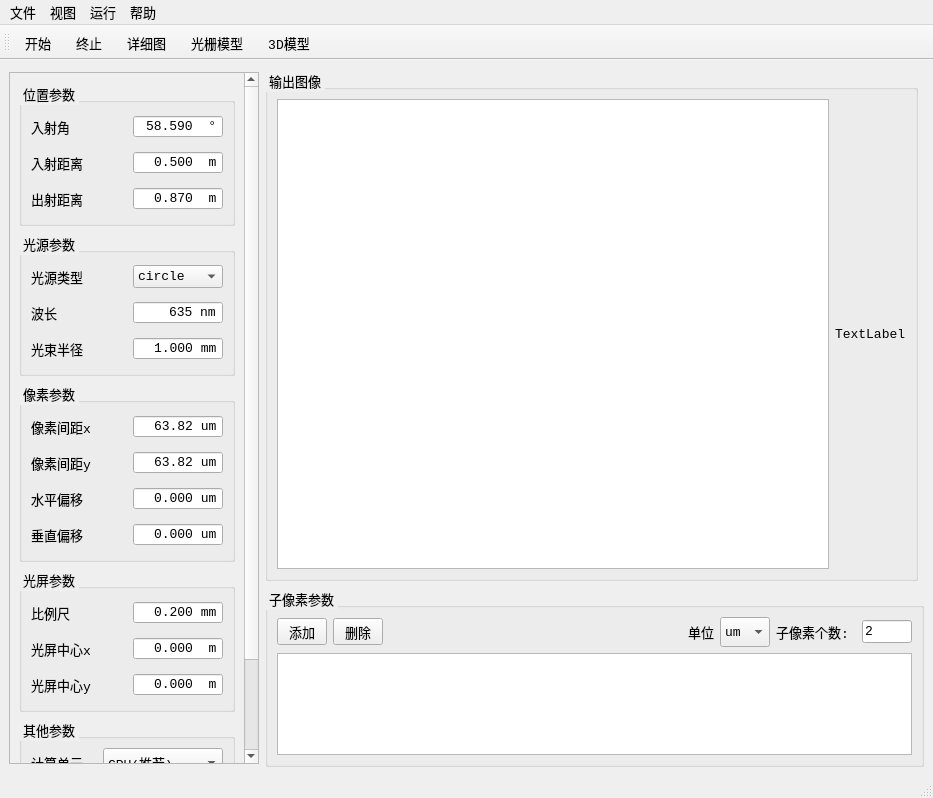
Qt form mainwindow.ui (Jupiter2143/QtDiffractionSimulator) before a commit.
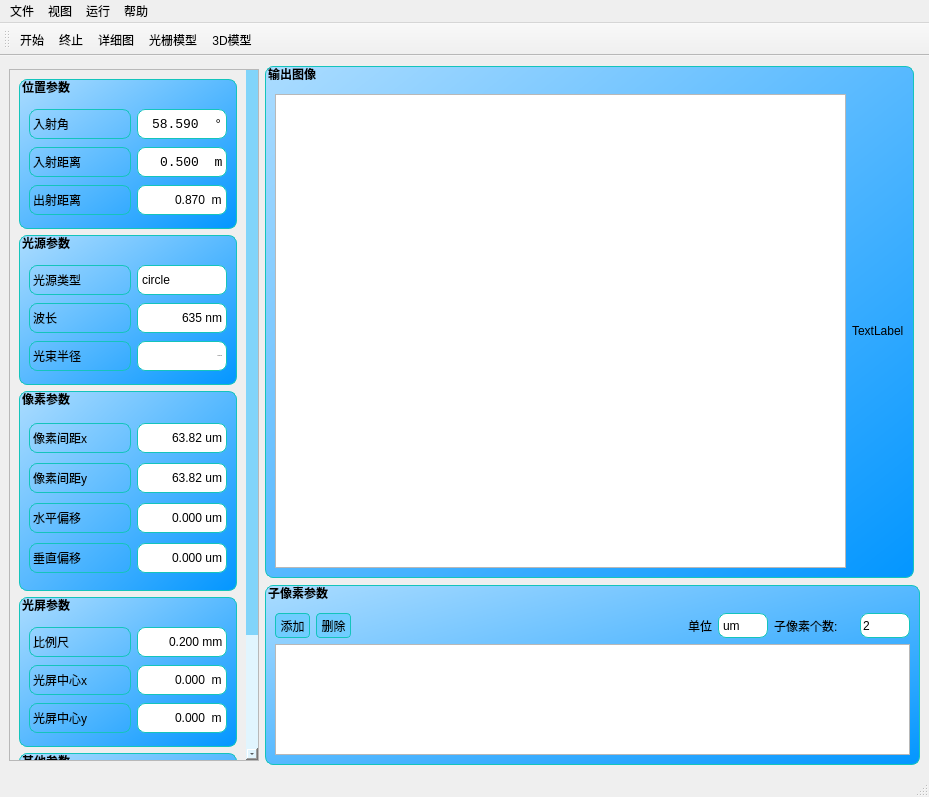
The same form after that commit. Icons and pictures are not drawn. Custom widgets are drawn as their Qt base class.

What changed in the file:
```diff
--- a/mainwindow.ui
+++ b/mainwindow.ui
@@ -6,8 +6,8 @@
    <rect>
     <x>0</x>
     <y>0</y>
-    <width>933</width>
-    <height>795</height>
+    <width>929</width>
+    <height>797</height>
    </rect>
   </property>
   <property name="windowTitle">
@@ -18,8 +18,38 @@
     <normaloff>:/res/sourceDir/laser.png</normaloff>:/res/sourceDir/laser.png</iconset>
   </property>
   <property name="styleSheet">
-   <string notr="true">font-family: Consolas;
-font-size: 13px;</string>
+   <string notr="true">
+QMainWindow {
+    background-color: #E3F2FD; /* 浅蓝色背景 */
+}
+
+QStatusBar {
+    background-color: #2196F3; /* 深蓝色背景 */
+}
+
+QToolBar {
+    background-color: #BBDEFB; /* 中蓝色背景 */
+}
+
+QMenuBar {
+    background-color: #90CAF9; /* 浅中蓝色背景 */
+}
+
+QMenuBar::item {
+    background-color: #90CAF9; /* 浅中蓝色背景 */
+}
+
+QMenuBar::item:selected {
+    background-color: #64B5F6; /* 鼠标悬停时的蓝色背景 */
+}
+
+QMenuBar::item:pressed {
+    background-color: #2196F3; /* 菜单项被选中时的蓝色背景 */
+}
+
+font-family: Consolas;
+font-size: 13px;
+</string>
   </property>
   <widget class="QWidget" name="centralwidget">
    <layout class="QGridLayout" name="gridLayout_2">
@@ -37,15 +67,87 @@
         <height>512</height>
        </size>
       </property>
+      <property name="styleSheet">
+       <string notr="true">QScrollBar:vertical {
+    background-color: #E1F5FE; /* 淡蓝色背景 */
+    width: 12px;
+    margin: 0px 0px 0px 0px;
+}
+
+QScrollBar::handle:vertical {
+    background-color: #81D4FA; /* 淡蓝色滑块 */
+    min-height: 20px;
+}
+
+QScrollBar::handle:vertical:pressed {
+    background-color: #42A5F5; /* 较深的淡蓝色滑块 */
+}
+
+QScrollBar:horizontal {
+    background-color: #E1F5FE; /* 淡蓝色背景 */
+    height: 12px;
+    margin: 0px 0px 0px 0px;
+}
+
+QScrollBar::handle:horizontal {
+    background-color: #81D4FA; /* 淡蓝色滑块 */
+    min-width: 20px;
+}
+
+QScrollBar::handle:horizontal:pressed {
+    background-color: #42A5F5; /* 较深的淡蓝色滑块 */
+}
+
+
+QGroupBox { 
+border: 1px solid rgb(20,196,188); 
+border-radius: 8px;
+padding-top: 18px;
+background-color:qlineargradient(x1:0, y1:0, x2:1, y2:1, stop:0 #ABDCFF, stop:1#0396FF);
+font:bold;
+}
+
+QGroupBox::title
+{
+	subcontrol-origin: padding;
+	subcontrol-position:top left;
+	background-color: transparent;
+}</string>
+      </property>
       <property name="title">
        <string>输出图像</string>
       </property>
       <layout class="QHBoxLayout" name="horizontalLayout_19">
        <item>
-        <widget class="MyGraphicsView" name="graphicsView"/>
+        <widget class="MyGraphicsView" name="graphicsView">
+         <property name="minimumSize">
+          <size>
+           <width>0</width>
+           <height>0</height>
+          </size>
+         </property>
+         <property name="maximumSize">
+          <size>
+           <width>16777215</width>
+           <height>512</height>
+          </size>
+         </property>
+        </widget>
        </item>
        <item>
         <widget class="QLabel" name="jetMapLabel">
+         <property name="minimumSize">
+          <size>
+           <width>0</width>
+           <height>0</height>
+          </size>
+         </property>
+         <property name="maximumSize">
+          <size>
+           <width>16777215</width>
+           <height>512</height>
+          </size>
+         </property>
          <property name="text">
           <string>TextLabel</string>
          </property>
@@ -69,75 +171,235 @@
        </size>
       </property>
       <property name="styleSheet">
-       <string notr="true"/>
+       <string notr="true">QGroupBox { 
+border: 1px solid rgb(20,196,188); 
+border-radius: 8px;
+padding-top: 18px;
+background-color:qlineargradient(x1:0, y1:0, x2:1, y2:1, stop:0 #ABDCFF, stop:1#0396FF);
+font:bold;
+}
+
+QGroupBox::title
+{
+	subcontrol-origin: padding;
+	subcontrol-position:top left;
+	background-color: transparent;
+}
+
+QLineEdit{
+border: 1px solid rgb(20,196,188); 
+border-radius: 8px;
+}
+
+QAbstractSpinBox
+{
+border: 1px solid rgb(20,196,188); 
+border-radius: 8px;
+}
+
+QComboBox {
+    border: 1px solid rgb(20,196,188); 
+	border-radius: 8px;
+}
+
+QComboBox::drop-down {
+	background:transparent;
+}
+
+QToolButton
+{border: 1px solid rgb(20,196,188); 
+border-radius: 4px;
+background-color:rgb(112, 205, 255)
+}
+
+QAbstractSpinBox
+{
+border: 1px solid rgb(20,196,188); 
+border-radius: 8px;
+}
+
+QAbstractSpinBox::up-button,
+QAbstractSpinBox::down-button {
+    background: transparent;
+    border: none;
+}
+</string>
       </property>
       <property name="title">
        <string>子像素参数</string>
       </property>
-      <layout class="QGridLayout" name="gridLayout">
-       <item row="0" column="2">
-        <spacer name="horizontalSpacer">
-         <property name="orientation">
-          <enum>Qt::Horizontal</enum>
-         </property>
-         <property name="sizeHint" stdset="0">
-          <size>
-           <width>208</width>
-           <height>20</height>
-          </size>
-         </property>
-        </spacer>
-       </item>
-       <item row="0" column="4">
-        <layout class="QHBoxLayout" name="horizontalLayout_4">
+      <layout class="QVBoxLayout" name="verticalLayout_8">
+       <item>
+        <layout class="QHBoxLayout" name="horizontalLayout_15">
          <item>
-          <widget class="QLabel" name="subpixelsLabel">
+          <widget class="QToolButton" name="btnAdd">
            <property name="minimumSize">
             <size>
              <width>0</width>
-             <height>30</height>
-            </size>
-           </property>
-           <property name="maximumSize">
-            <size>
-             <width>80</width>
-             <height>16777215</height>
-            </size>
-           </property>
-           <property name="text">
-            <string>子像素个数:</string>
-           </property>
-          </widget>
-         </item>
-         <item>
-          <widget class="QLineEdit" name="lineEdit">
-           <property name="maximumSize">
-            <size>
-             <width>50</width>
-             <height>16777215</height>
+             <height>25</height>
             </size>
            </property>
            <property name="styleSheet">
             <string notr="true"/>
            </property>
            <property name="text">
-            <string>2</string>
+            <string>添加</string>
            </property>
-           <property name="readOnly">
-            <bool>true</bool>
+          </widget>
+         </item>
+         <item>
+          <widget class="QToolButton" name="btnDelete">
+           <property name="minimumSize">
+            <size>
+             <width>0</width>
+             <height>25</height>
+            </size>
            </property>
+           <property name="text">
+            <string>删除</string>
+           </property>
           </widget>
          </item>
+         <item>
+          <spacer name="horizontalSpacer">
+           <property name="orientation">
+            <enum>Qt::Horizontal</enum>
+           </property>
+           <property name="sizeHint" stdset="0">
+            <size>
+             <width>208</width>
+             <height>20</height>
+            </size>
+           </property>
+          </spacer>
+         </item>
+         <item>
+          <layout class="QHBoxLayout" name="horizontalLayout_23">
+           <item>
+            <widget class="QLabel" name="unitLabel">
+             <property name="minimumSize">
+              <size>
+               <width>0</width>
+               <height>25</height>
+              </size>
+             </property>
+             <property name="maximumSize">
+              <size>
+               <width>16777215</width>
+               <height>30</height>
+              </size>
+             </property>
+             <property name="text">
+              <string>单位</string>
+             </property>
+            </widget>
+           </item>
+           <item>
+            <widget class="QComboBox" name="unitBox">
+             <property name="minimumSize">
+              <size>
+               <width>50</width>
+               <height>25</height>
+              </size>
+             </property>
+             <property name="maximumSize">
+              <size>
+               <width>30</width>
+               <height>30</height>
+              </size>
+             </property>
+             <property name="styleSheet">
+              <string notr="true"/>
+             </property>
+             <property name="editable">
+              <bool>false</bool>
+             </property>
+             <property name="currentIndex">
+              <number>3</number>
+             </property>
+             <property name="frame">
+              <bool>true</bool>
+             </property>
+             <item>
+              <property name="text">
+               <string>m</string>
+              </property>
+             </item>
+             <item>
+              <property name="text">
+               <string>cm</string>
+              </property>
+             </item>
+             <item>
+              <property name="text">
+               <string>mm</string>
+              </property>
+             </item>
+             <item>
+              <property name="text">
+               <string>um</string>
+              </property>
+             </item>
+             <item>
+              <property name="text">
+               <string>nm</string>
+              </property>
+             </item>
+            </widget>
+           </item>
+          </layout>
+         </item>
+         <item>
+          <layout class="QHBoxLayout" name="horizontalLayout_4">
+           <item>
+            <widget class="QLabel" name="subpixelsLabel">
+             <property name="minimumSize">
+              <size>
+               <width>0</width>
+               <height>25</height>
+              </size>
+             </property>
+             <property name="maximumSize">
+              <size>
+               <width>80</width>
+               <height>16777215</height>
+              </size>
+             </property>
+             <property name="text">
+              <string>子像素个数:</string>
+             </property>
+            </widget>
+           </item>
+           <item>
+            <widget class="QLineEdit" name="lineEdit">
+             <property name="minimumSize">
+              <size>
+               <width>0</width>
+               <height>25</height>
+              </size>
+             </property>
+             <property name="maximumSize">
+              <size>
+               <width>50</width>
+               <height>16777215</height>
+              </size>
+             </property>
+             <property name="styleSheet">
+              <string notr="true"/>
+             </property>
+             <property name="text">
+              <string>2</string>
+             </property>
+             <property name="readOnly">
+              <bool>true</bool>
+             </property>
+            </widget>
+           </item>
+          </layout>
+         </item>
         </layout>
        </item>
-       <item row="0" column="0">
-        <widget class="QToolButton" name="btnAdd">
-         <property name="text">
-          <string>添加</string>
-         </property>
-        </widget>
-       </item>
-       <item row="1" column="0" colspan="5">
+       <item>
         <widget class="QTableView" name="tableView">
          <property name="minimumSize">
           <size>
@@ -145,95 +407,17 @@
            <height>0</height>
           </size>
          </property>
+         <property name="maximumSize">
+          <size>
+           <width>16777215</width>
+           <height>120</height>
+          </size>
+         </property>
          <property name="styleSheet">
           <string notr="true"/>
          </property>
         </widget>
        </item>
-       <item row="0" column="1">
-        <widget class="QToolButton" name="btnDelete">
-         <property name="text">
-          <string>删除</string>
-         </property>
-        </widget>
-       </item>
-       <item row="0" column="3">
-        <layout class="QHBoxLayout" name="horizontalLayout_23">
-         <item>
-          <widget class="QLabel" name="unitLabel">
-           <property name="minimumSize">
-            <size>
-             <width>0</width>
-             <height>30</height>
-            </size>
-           </property>
-           <property name="maximumSize">
-            <size>
-             <width>16777215</width>
-             <height>30</height>
-            </size>
-           </property>
-           <property name="text">
-            <string>单位</string>
-           </property>
-          </widget>
-         </item>
-         <item>
-          <widget class="QComboBox" name="unitBox">
-           <property name="minimumSize">
-            <size>
-             <width>50</width>
-             <height>0</height>
-            </size>
-           </property>
-           <property name="maximumSize">
-            <size>
-             <width>30</width>
-             <height>30</height>
-            </size>
-           </property>
-           <property name="styleSheet">
-            <string notr="true">font-family: Consolas;
- font-size: 13px;</string>
-           </property>
-           <property name="editable">
-            <bool>false</bool>
-           </property>
-           <property name="currentIndex">
-            <number>3</number>
-           </property>
-           <property name="frame">
-            <bool>true</bool>
-           </property>
-           <item>
-            <property name="text">
-             <string>m</string>
-            </property>
-           </item>
-           <item>
-            <property name="text">
-             <string>cm</string>
-            </property>
-           </item>
-           <item>
-            <property name="text">
-             <string>mm</string>
-            </property>
-           </item>
-           <item>
-            <property name="text">
-             <string>um</string>
-            </property>
-           </item>
-           <item>
-            <property name="text">
-             <string>nm</string>
-            </property>
-           </item>
-          </widget>
-         </item>
-        </layout>
-       </item>
       </layout>
      </widget>
     </item>
@@ -252,7 +436,77 @@
        </size>
       </property>
       <property name="styleSheet">
-       <string notr="true"/>
+       <string notr="true">
+QScrollBar:vertical {
+    background-color: #E1F5FE; /* 淡蓝色背景 */
+    width: 12px;
+    margin: 0px 0px 0px 0px;
+}
+
+QScrollBar::handle:vertical {
+    background-color: #81D4FA; /* 淡蓝色滑块 */
+    min-height: 20px;
+}
+
+QScrollBar::handle:vertical:pressed {
+    background-color: #42A5F5; /* 较深的淡蓝色滑块 */
+}
+
+QScrollBar:horizontal {
+    background-color: #E1F5FE; /* 淡蓝色背景 */
+    height: 12px;
+    margin: 0px 0px 0px 0px;
+}
+
+QScrollBar::handle:horizontal {
+    background-color: #81D4FA; /* 淡蓝色滑块 */
+    min-width: 20px;
+}
+
+QScrollBar::handle:horizontal:pressed {
+    background-color: #42A5F5; /* 较深的淡蓝色滑块 */
+}
+
+
+QGroupBox { 
+border: 1px solid rgb(20,196,188); 
+border-radius: 8px;
+padding-top: 18px;
+background-color:qlineargradient(x1:0, y1:0, x2:1, y2:1, stop:0 #ABDCFF, stop:1#0396FF);
+font:bold;
+}
+
+QGroupBox::title
+{
+	subcontrol-origin: padding;
+	subcontrol-position:top left;
+	background-color: transparent;
+}
+
+QLabel{
+border: 1px solid rgb(20,196,188); 
+border-radius: 8px;
+}
+
+QAbstractSpinBox
+{
+border: 1px solid rgb(20,196,188); 
+border-radius: 8px;
+}
+
+
+QComboBox {
+    border: 1px solid rgb(20,196,188); 
+	border-radius: 8px;
+}
+
+QComboBox::drop-down {
+	background:transparent;
+}
+
+
+
+</string>
       </property>
       <property name="widgetResizable">
        <bool>true</bool>
@@ -261,14 +515,20 @@
        <property name="geometry">
         <rect>
          <x>0</x>
-         <y>-186</y>
-         <width>231</width>
-         <height>876</height>
+         <y>0</y>
+         <width>236</width>
+         <height>850</height>
         </rect>
        </property>
        <layout class="QVBoxLayout" name="verticalLayout_6">
         <item>
          <widget class="QGroupBox" name="groupBox_1">
+          <property name="minimumSize">
+           <size>
+            <width>0</width>
+            <height>150</height>
+           </size>
+          </property>
           <property name="title">
            <string>位置参数</string>
           </property>
@@ -293,7 +553,7 @@
                <property name="minimumSize">
                 <size>
                  <width>90</width>
-                 <height>0</height>
+                 <height>30</height>
                 </size>
                </property>
                <property name="maximumSize">
@@ -348,7 +608,7 @@
                <property name="minimumSize">
                 <size>
                  <width>90</width>
-                 <height>0</height>
+                 <height>30</height>
                 </size>
                </property>
                <property name="maximumSize">
@@ -400,7 +660,7 @@
                <property name="minimumSize">
                 <size>
                  <width>90</width>
-                 <height>0</height>
+                 <height>30</height>
                 </size>
                </property>
                <property name="maximumSize">
@@ -439,6 +699,12 @@
         </item>
         <item>
          <widget class="QGroupBox" name="groupBox_2">
+          <property name="minimumSize">
+           <size>
+            <width>0</width>
+            <height>150</height>
+           </size>
+          </property>
           <property name="title">
            <string>光源参数</string>
           </property>
@@ -463,7 +729,7 @@
                <property name="minimumSize">
                 <size>
                  <width>90</width>
-                 <height>0</height>
+                 <height>30</height>
                 </size>
                </property>
                <property name="maximumSize">
@@ -523,7 +789,7 @@
                <property name="minimumSize">
                 <size>
                  <width>90</width>
-                 <height>0</height>
+                 <height>30</height>
                 </size>
                </property>
                <property name="maximumSize">
@@ -580,7 +846,7 @@
                <property name="minimumSize">
                 <size>
                  <width>90</width>
-                 <height>0</height>
+                 <height>30</height>
                 </size>
                </property>
                <property name="maximumSize">
@@ -622,6 +888,12 @@
         </item>
         <item>
          <widget class="QGroupBox" name="groupBox_3">
+          <property name="minimumSize">
+           <size>
+            <width>0</width>
+            <height>200</height>
+           </size>
+          </property>
           <property name="title">
            <string>像素参数</string>
           </property>
@@ -646,7 +918,7 @@
                <property name="minimumSize">
                 <size>
                  <width>90</width>
-                 <height>0</height>
+                 <height>30</height>
                 </size>
                </property>
                <property name="maximumSize">
@@ -697,7 +969,7 @@
                <property name="minimumSize">
                 <size>
                  <width>90</width>
-                 <height>0</height>
+                 <height>30</height>
                 </size>
                </property>
                <property name="maximumSize">
@@ -745,7 +1017,7 @@
                <property name="minimumSize">
                 <size>
                  <width>90</width>
-                 <height>0</height>
+                 <height>30</height>
                 </size>
                </property>
                <property name="maximumSize">
@@ -793,7 +1065,7 @@
                <property name="minimumSize">
                 <size>
                  <width>90</width>
-                 <height>0</height>
+                 <height>30</height>
                 </size>
                </property>
                <property name="maximumSize">
@@ -826,6 +1098,12 @@
         </item>
         <item>
          <widget class="QGroupBox" name="groupBox_4">
+          <property name="minimumSize">
+           <size>
+            <width>0</width>
+            <height>150</height>
+           </size>
+          </property>
           <property name="title">
            <string>光屏参数</string>
           </property>
@@ -850,7 +1128,7 @@
                <property name="minimumSize">
                 <size>
                  <width>90</width>
-                 <height>0</height>
+                 <height>30</height>
                 </size>
                </property>
                <property name="maximumSize">
@@ -910,7 +1188,7 @@
                <property name="minimumSize">
                 <size>
                  <width>90</width>
-                 <height>0</height>
+                 <height>30</height>
                 </size>
                </property>
                <property name="maximumSize">
@@ -967,7 +1245,7 @@
                <property name="minimumSize">
                 <size>
                  <width>90</width>
-                 <height>0</height>
+                 <height>30</height>
                 </size>
                </property>
                <property name="maximumSize">
@@ -1012,6 +1290,12 @@
         </item>
         <item>
          <widget class="QGroupBox" name="groupBox_6">
+          <property name="minimumSize">
+           <size>
+            <width>0</width>
+            <height>150</height>
+           </size>
+          </property>
           <property name="title">
            <string>其他参数</string>
           </property>
@@ -1042,7 +1326,7 @@
                <property name="minimumSize">
                 <size>
                  <width>120</width>
-                 <height>0</height>
+                 <height>30</height>
                 </size>
                </property>
                <property name="maximumSize">
@@ -1176,19 +1460,6 @@
              </item>
             </layout>
            </item>
-           <item>
-            <spacer name="verticalSpacer">
-             <property name="orientation">
-              <enum>Qt::Vertical</enum>
-             </property>
-             <property name="sizeHint" stdset="0">
-              <size>
-               <width>20</width>
-               <height>128</height>
-              </size>
-             </property>
-            </spacer>
-           </item>
           </layout>
          </widget>
         </item>
@@ -1203,8 +1474,8 @@
     <rect>
      <x>0</x>
      <y>0</y>
-     <width>933</width>
-     <height>20</height>
+     <width>929</width>
+     <height>21</height>
     </rect>
    </property>
    <widget class="QMenu" name="menuFile">
```
Left out of the diff: 13 changed lines with no effect on the pictures.
